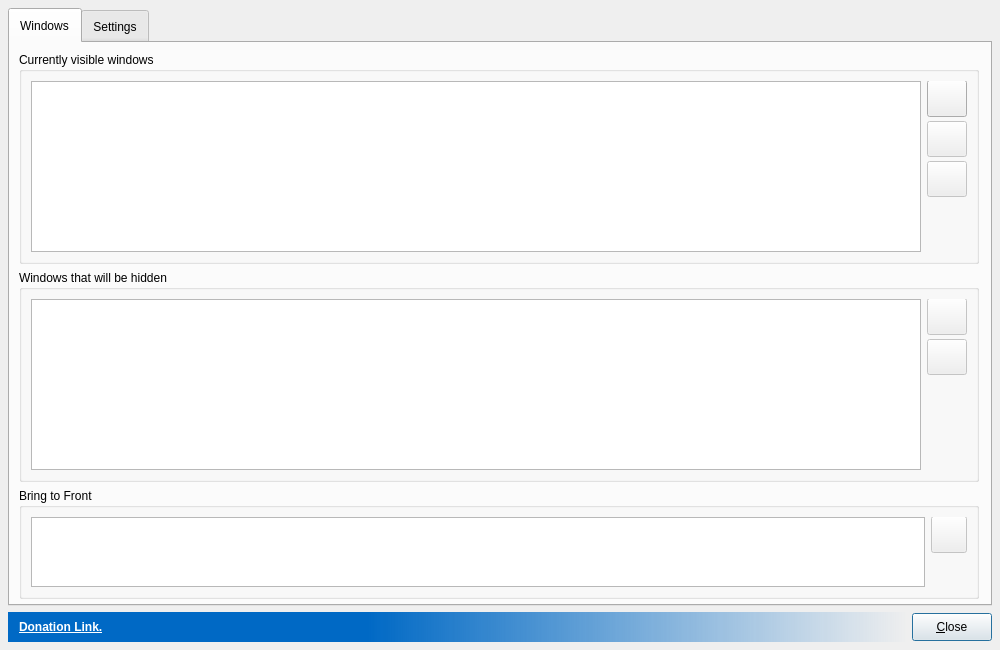
Above: src/bosskeydialog.ui from solaristhesun/bosskey before the change. Below: the same form after it.
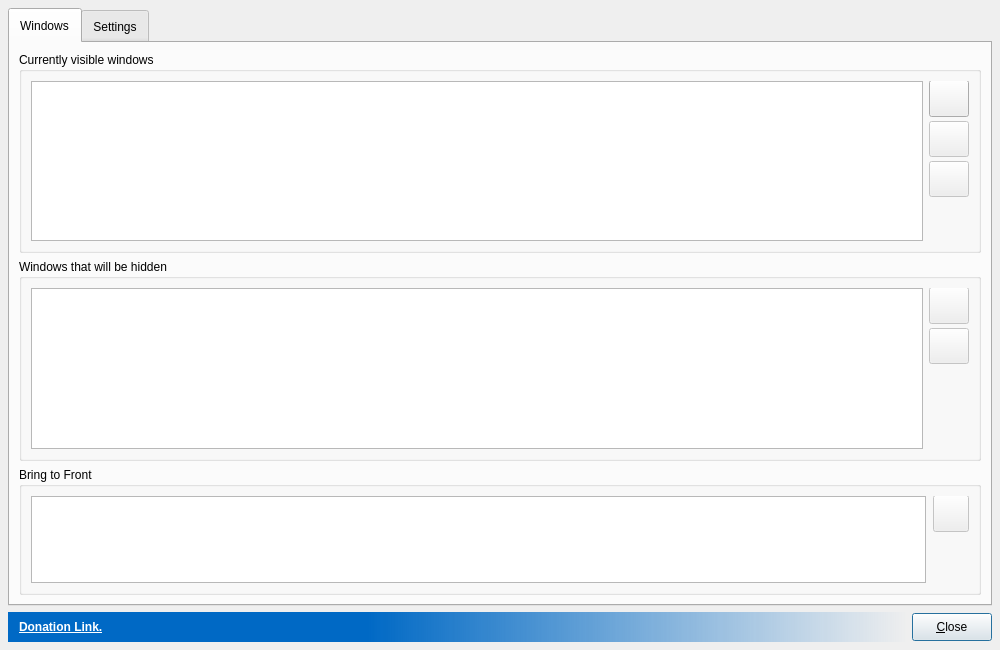
That is the form after the change. Icons and pictures are not drawn. Custom widgets are drawn as their Qt base class.

Commit message: fixed some resizing issues

```diff
--- a/src/bosskeydialog.ui
+++ b/src/bosskeydialog.ui
@@ -64,15 +64,6 @@
       <attribute name="title">
        <string>Windows</string>
       </attribute>
-      <widget class="QWidget" name="layoutWidget">
-       <property name="geometry">
-        <rect>
-         <x>9</x>
-         <y>9</y>
-         <width>960</width>
-         <height>547</height>
-        </rect>
-       </property>
        <layout class="QVBoxLayout" name="verticalLayout_2">
         <item>
          <widget class="QGroupBox" name="visibleWindowGroupBox">
@@ -371,18 +362,27 @@
         </item>
         <item>
          <widget class="QGroupBox" name="bringToFrontGroupBox">
+         <property name="maximumSize">
+          <size>
+           <width>16777215</width>
+           <height>160</height>
+          </size>
+         </property>
           <property name="title">
            <string>Bring to Front</string>
           </property>
-          <layout class="QVBoxLayout" name="verticalLayout_9">
+         <layout class="QHBoxLayout" name="horizontalLayout_2">
            <item>
             <layout class="QHBoxLayout" name="horizontalLayout_7">
+            <property name="spacing">
+             <number>7</number>
+            </property>
              <item>
               <widget class="TableView" name="bringToFrontTableView">
                <property name="maximumSize">
                 <size>
                  <width>16777215</width>
-                 <height>80</height>
+                <height>160</height>
                 </size>
                </property>
                <property name="contextMenuPolicy">
@@ -428,6 +428,9 @@
              </item>
              <item>
               <layout class="QVBoxLayout" name="verticalLayout_10">
+              <property name="spacing">
+               <number>4</number>
+              </property>
                <item>
                 <widget class="QPushButton" name="clearBringToFrontButton">
                  <property name="enabled">
@@ -475,7 +478,6 @@
          </widget>
         </item>
        </layout>
-      </widget>
      </widget>
      <widget class="QWidget" name="settingsTab">
       <attribute name="icon">
```
Lines whose indentation alone changed are shown as unchanged.
